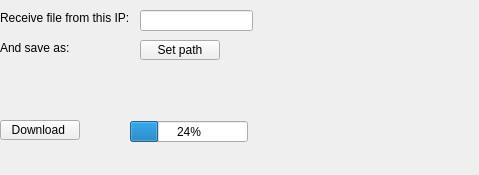
This is gui/downloadwidget.ui in JerzySpendel/LanTransfer as Qt 5 draws it before an edit. The edited form follows.
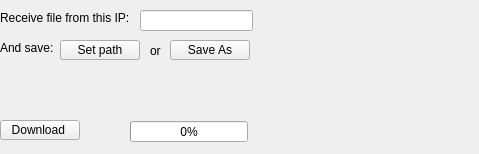
This is the edited form.

Patch:
```diff
--- a/gui/downloadwidget.ui
+++ b/gui/downloadwidget.ui
@@ -7,7 +7,7 @@
     <x>0</x>
     <y>0</y>
     <width>479</width>
-    <height>175</height>
+    <height>154</height>
    </rect>
   </property>
   <property name="windowTitle">
@@ -59,7 +59,7 @@
     </rect>
    </property>
    <property name="value">
-    <number>24</number>
+    <number>0</number>
    </property>
   </widget>
   <widget class="QLabel" name="label_2">
@@ -72,13 +72,13 @@
     </rect>
    </property>
    <property name="text">
-    <string>And save as:</string>
+    <string>And save:</string>
    </property>
   </widget>
   <widget class="QPushButton" name="pushButton_2">
    <property name="geometry">
     <rect>
-     <x>140</x>
+     <x>60</x>
      <y>40</y>
      <width>80</width>
      <height>20</height>
@@ -123,6 +123,32 @@
     <string/>
    </property>
   </widget>
+  <widget class="QPushButton" name="pushButton_3">
+   <property name="geometry">
+    <rect>
+     <x>170</x>
+     <y>40</y>
+     <width>80</width>
+     <height>20</height>
+    </rect>
+   </property>
+   <property name="text">
+    <string>Save As</string>
+   </property>
+  </widget>
+  <widget class="QLabel" name="label_5">
+   <property name="geometry">
+    <rect>
+     <x>150</x>
+     <y>40</y>
+     <width>21</width>
+     <height>21</height>
+    </rect>
+   </property>
+   <property name="text">
+    <string>or</string>
+   </property>
+  </widget>
  </widget>
  <resources/>
  <connections/>
```
